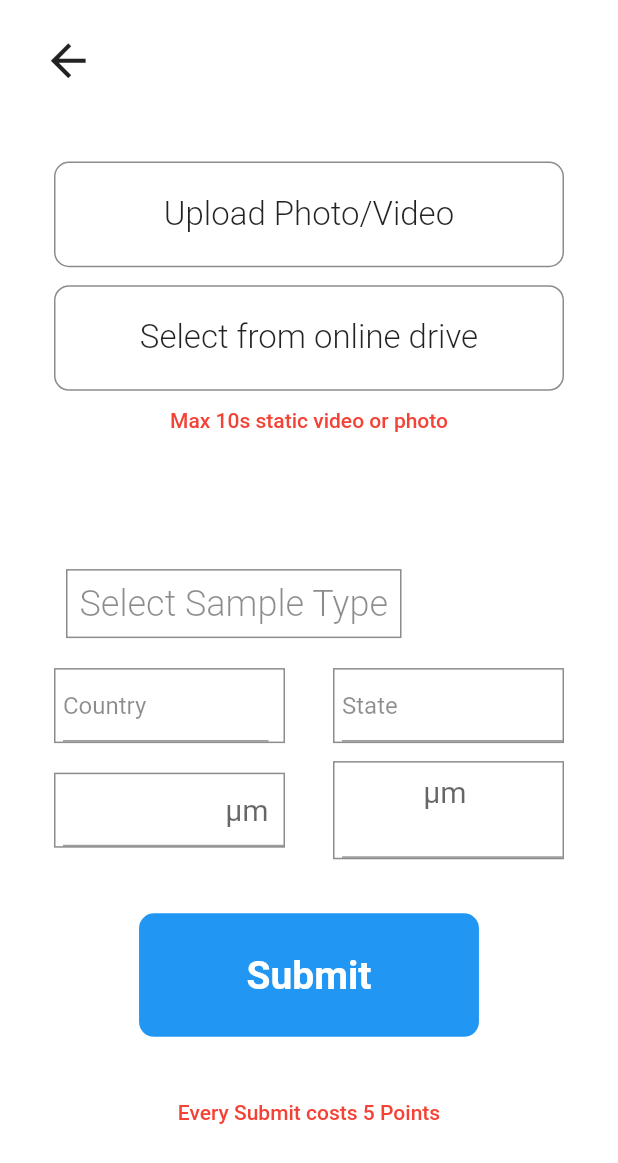
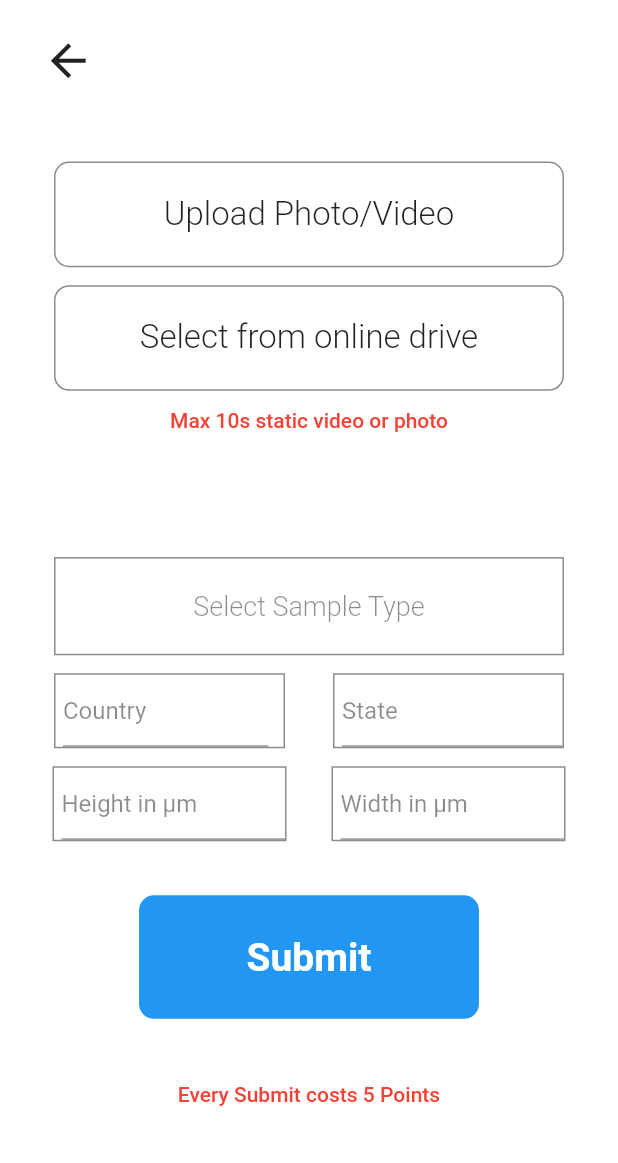
Before and after one commit to ecome-earth/SFW-Microorganism-App, a Flutter app: the screen it shows after launch, on a phone screen of 412 x 824 dp. Shown: the top 1163 px of the screen. Run offline on Flutter 3.47's test engine with Material 2 defaults, Android fonts, the phone set to English and light mode, and no system bars; our stand-ins replace cloud_firestore, firebase_auth, firebase_core, flutter_signin_button, google_sign_in; missing offline and left inert: cloud_firestore_web, cloud_functions_web, firebase_auth_web, firebase_core_web, firebase_messaging_web, google_sign_in_web and 1 more; accounts and stored records are empty.

Commit message:
bugfix: Fixxed bug with 480p screens

```diff
--- a/lib/screens/UploadForm.dart
+++ b/lib/screens/UploadForm.dart
@@ -12,8 +12,8 @@ class _UploadFormState extends State<UploadForm> {
   TextEditingController country = TextEditingController(text: 'Country');
   TextEditingController state = TextEditingController(text: 'State');
   TextEditingController umHeight =
-      TextEditingController(text: 'FoV Height in ');
-  TextEditingController umWidth = TextEditingController(text: 'FoV Width in ');
+      TextEditingController(text: 'Height in μm ');
+  TextEditingController umWidth = TextEditingController(text: 'Width in μm ');
   bool photoExists = false;
   List<String> speciesType = [
     'Soil',
@@ -119,9 +119,10 @@ class _UploadFormState extends State<UploadForm> {
                             Flexible(
                                 child: Row(
                               mainAxisAlignment: MainAxisAlignment.center,
+
                               children: [
                                 Container(
-                                  margin: EdgeInsets.only(bottom: 24),
+                                  margin: EdgeInsets.only(bottom: 14),
                                   child: FittedBox(
                                     fit: BoxFit.scaleDown,
                                     child: Text(
@@ -141,8 +142,11 @@ class _UploadFormState extends State<UploadForm> {
                       ),
               ),
               Flexible(
-                child: FittedBox(
-                  fit: BoxFit.cover,
+                child: Row(
+                  mainAxisAlignment: MainAxisAlignment.spaceEvenly,
+
+                  children: [
+                    Flexible(
                       child: MaterialButton(
                           onPressed: () {
                             print('button pressed');
@@ -153,7 +157,7 @@ class _UploadFormState extends State<UploadForm> {
                                   return AlertDialog(
                                     content: Container(
                                       height:
-                                      MediaQuery.of(context).size.height * 0.3,
+                                          MediaQuery.of(context).size.height * 0.4,
                                       color: Colors.white,
                                       child: SingleChildScrollView(
                                         child: Column(
@@ -195,34 +199,30 @@ class _UploadFormState extends State<UploadForm> {
                                   );
                                 });
                           },
+                          child: Container(
+
+                            height: MediaQuery.of(context).size.height*0.18,
                             child: Padding(
-                        padding: const EdgeInsets.all(8.0),
-                        child: Row(
-                          children: [
-                            Expanded(
-                              child: Container(
-                                child: FittedBox(
-                                    child: Padding(
-                                      padding: const EdgeInsets.all(8.0),
+                              padding: const EdgeInsets.all(2.0),
+                              child: Center(
                                 child: Text(
                                   'Select Sample Type',
                                   style: TextStyle(
-                                            fontSize: 24,
+
+                                      fontSize: 18,
                                       fontWeight: FontWeight.w300,
                                       color: Colors.black45),
                                 ),
                               ),
-                                    fit: BoxFit.fill),
+                            ),
                             margin: EdgeInsets.only(bottom: 12),
                             decoration: BoxDecoration(
                                 color: Colors.white,
                                 border: Border.all(
                                     color: Colors.black45, width: 1)),
-                              ),
+                          )),
                     ),
                   ],
-                        ),
-                      )),
                 ),
               ),
               Flexible(
@@ -286,40 +286,26 @@ class _UploadFormState extends State<UploadForm> {
                     ),
                   ),
                 ],
-              )),
+              ),
+              ),
               Flexible(
                 child: Row(
+                  mainAxisAlignment: MainAxisAlignment.spaceAround,
                   children: [
-                  Flexible(
-                    child: MaterialButton(
-                      highlightColor: Colors.white,
-                      focusColor: Colors.white,
-                      onPressed: () {
-                        print('first Button pressed');
-                      },
+                    Expanded(
                       child: Container(
-                        padding: EdgeInsets.only(left: 5),
-                        margin: EdgeInsets.only(bottom: 12),
+                        padding: EdgeInsets.only(left: 5 ),
+                        margin: EdgeInsets.only(bottom: 12,left: 15,right: 15),
                         decoration: BoxDecoration(
                             color: Colors.white,
                             border:
                             Border.all(color: Colors.black45, width: 1)),
                         child: TextFormField(
                           decoration: InputDecoration(
-                              suffix: Row(
-                                mainAxisAlignment: MainAxisAlignment.end,
-                                crossAxisAlignment: CrossAxisAlignment.center,
-                                children: [
-                                  Text(
-                                    'μm  ',
-                                    style: TextStyle(fontSize: 20),
-                                  ),
-                                ],
-                              ),
                             fillColor: Colors.white,
                             focusColor: Colors.white,
-                              hoverColor: Colors.white),
-                          keyboardType: TextInputType.number,
+                            hoverColor: Colors.white,
+                          ),
                           style: TextStyle(color: Colors.black45),
                           onTap: () {
                             umHeight.text = '';
@@ -328,32 +314,19 @@ class _UploadFormState extends State<UploadForm> {
                         ),
                       ),
                     ),
-                  ),
-                  Flexible(
-                    child: MaterialButton(
-                      highlightColor: Colors.white,
-                      focusColor: Colors.white,
-                      onPressed: () {
-                        print('first Button pressed');
-                      },
+                    Expanded(
                       child: Container(
                         padding: EdgeInsets.only(left: 5),
-                        margin: EdgeInsets.only(bottom: 12, left: 0),
+                        margin: EdgeInsets.only(bottom: 12,left: 15,right: 15),
                         decoration: BoxDecoration(
                             color: Colors.white,
                             border:
                             Border.all(color: Colors.black45, width: 1)),
                         child: TextFormField(
                           decoration: InputDecoration(
-                              suffix: Center(
-                                  child: Text(
-                                'μm  ',
-                                style: TextStyle(fontSize: 20),
-                              )),
                               fillColor: Colors.white,
                               focusColor: Colors.white,
                               hoverColor: Colors.white),
-                          keyboardType: TextInputType.number,
                           style: TextStyle(color: Colors.black45),
                           onTap: () {
                             umWidth.text = '';
@@ -362,9 +335,9 @@ class _UploadFormState extends State<UploadForm> {
                         ),
                       ),
                     ),
+                  ],
                 ),
-                ],
-              )),
+              ),
               Row(
                 crossAxisAlignment: CrossAxisAlignment.center,
                 mainAxisAlignment: MainAxisAlignment.center,
@@ -373,6 +346,7 @@ class _UploadFormState extends State<UploadForm> {
                     onPressed: () {
                       print(
                           'Connecting to Drive Navigating to second screen later');
+                      print(umHeight.text+'   '+ umWidth.text + '  ' + country.text);
                     },
                     child: Container(
                       height: MediaQuery.of(context).size.height * 0.1,
```
Also changed, not shown: 1 other file. Lines whose indentation alone changed are shown as unchanged.
